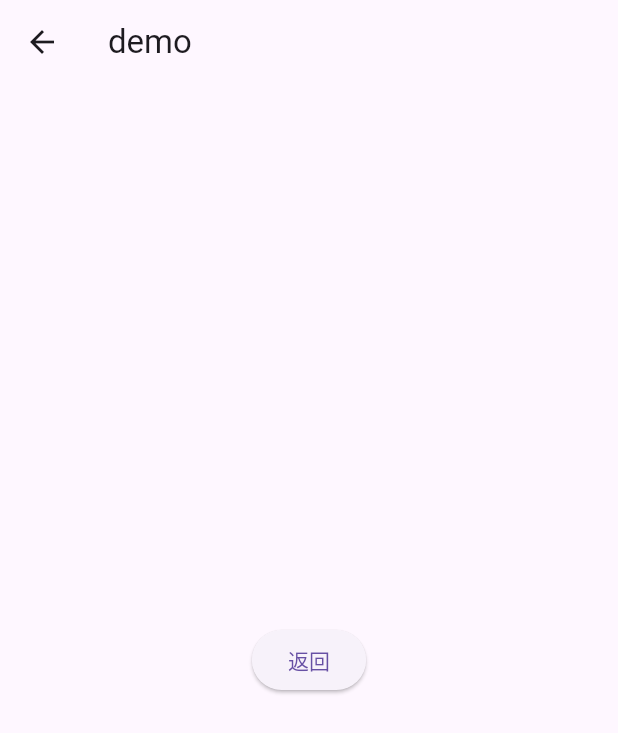
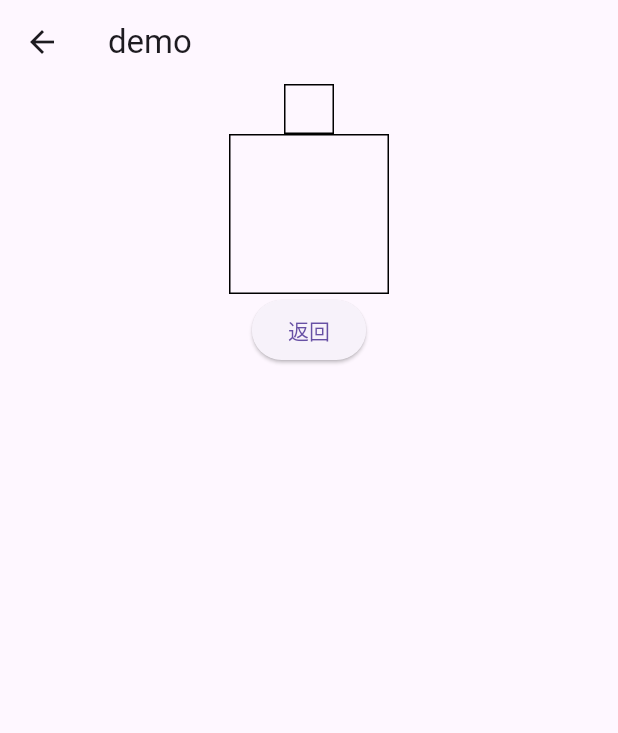
Before and after one commit to fjloser/flutter-template, a Flutter app: the DemoPage screen opened by its route, on a phone screen of 412 x 824 dp. Shown: the top 733 px of the screen. Run offline on Flutter 3.47's test engine with Material 3 defaults, Android fonts, the light colour scheme and no system bars; our stand-ins replace dio, flutter_easyloading, get, sentry_flutter, shared_preferences; accounts and stored records are empty.

Commit message:
fix: 修复屏幕适配

```diff
--- a/lib/common/configs/app.dart
+++ b/lib/common/configs/app.dart
@@ -18,7 +18,7 @@ enum Platform {
 /// 系统设置
 class EnvConfig {
   /// 是否是app主体, 用于是否需要引导页或者广告页
-  static bool isAppMainPage = false;
+  static bool isAppMainPage = true;
 
   /// 环境标签
   static EnvTag envTag = EnvTag.dev;
--- a/lib/common/extension/index.dart
+++ b/lib/common/extension/index.dart
@@ -1,3 +1 @@
-library;
-
-// export './xxxx.dart';
+export './num_extention.dart';
--- a/lib/common/utils/index.dart
+++ b/lib/common/utils/index.dart
@@ -1,3 +1,2 @@
-library;
-
 export './net/index.dart';
+export './size_fit.dart';
--- /dev/null
+++ b/lib/common/utils/size_fit.dart
@@ -0,0 +1,36 @@
+import 'dart:ui';
+
+import 'package:get/get.dart';
+
+class SizeFit {
+  static late double screenWidth;
+  static late double screenHeight;
+  static late double physicalWidth;
+  static late double physicalHeight;
+  static late double dpr;
+  static late double statusHeight;
+  static late double rpx;
+  static late double px;
+  static initialize({double size = 750}) {
+    final windowIndo = PlatformDispatcher.instance;
+    physicalWidth = PlatformDispatcher.instance.views.first.physicalSize.width;
+    physicalHeight =
+        PlatformDispatcher.instance.views.first.physicalSize.height;
+    dpr = PlatformDispatcher.instance.views.first.devicePixelRatio;
+
+    screenWidth = physicalWidth / dpr;
+    screenHeight = physicalHeight / dpr;
+    statusHeight = PlatformDispatcher.instance.views.first.padding.top / dpr;
+    rpx = screenWidth / size;
+    px = screenWidth / size * 2;
+  }
+
+  static double setRpx(num size) {
+    return size * rpx;
+  }
+
+  static double setPx(num size) {
+    // 返回物理像素对应的逻辑像素宽度，实现真正的“固定像素”
+    return size * (1 / dpr);
+  }
+}
--- a/lib/pages/demo/view.dart
+++ b/lib/pages/demo/view.dart
@@ -1,4 +1,5 @@
 import 'package:flutter/material.dart';
+import 'package:flutter_getx_template/common/extension/index.dart';
 import 'package:get/get.dart';
 
 import 'index.dart';
@@ -9,11 +10,26 @@ class DemoPage extends GetView<DemoController> {
   // 主视图
   Widget _buildView() {
     return Center(
-      child: ElevatedButton(
-          onPressed: () {
-            Get.back();
-          },
-          child: const Text('返回')),
+      child: Column(
+        children: [
+          SizedBox(
+            height: 100.px,
+            width: 100.px,
+            child:
+                DecoratedBox(decoration: BoxDecoration(border: Border.all())),
+          ),
+          SizedBox(
+              height: 100.0.rpx,
+              width: 100.rpx,
+              child: DecoratedBox(
+                  decoration: BoxDecoration(border: Border.all()))),
+          ElevatedButton(
+              onPressed: () {
+                Get.back();
+              },
+              child: const Text('返回')),
+        ],
+      ),
     );
   }
 
```
Also changed, not shown: lib/common/extension/num_extention.dart (added, +11 -0 lines), lib/main/app.dart (+2 -5 lines), lib/pages/system/home/view.dart (+15 -3 lines).
